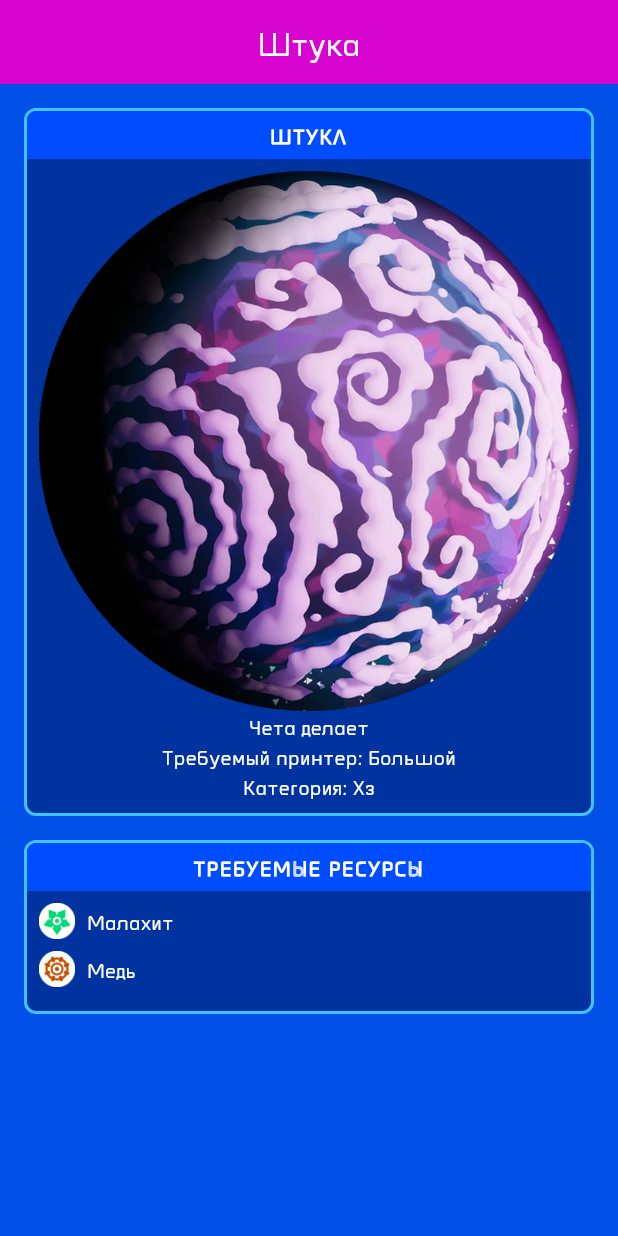
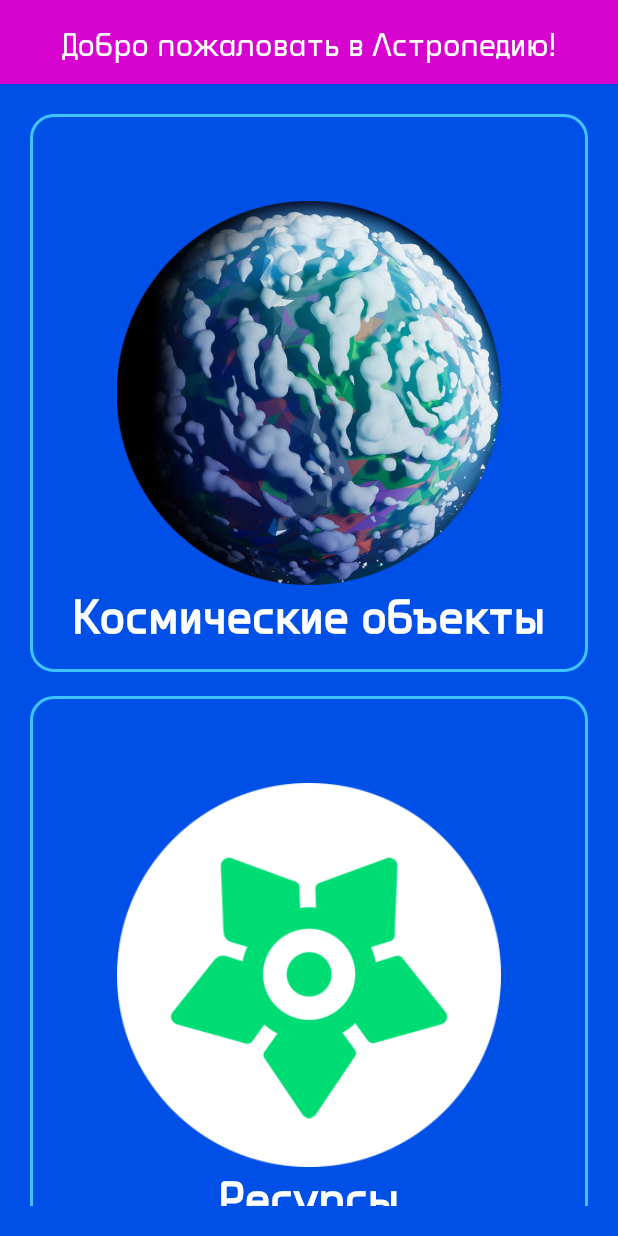
Before and after one commit to CHeruPb/astroneer_wiki, a Flutter app: the screen it shows after launch, on a phone screen of 412 x 824 dp. Run offline on Flutter 3.47's test engine with Material 3 defaults, Android fonts, the phone set to English and light mode, and no system bars.

Commit message:
осталась фигня...

```diff
--- a/lib/main.dart
+++ b/lib/main.dart
@@ -1,5 +1,6 @@
 import 'package:flutter/material.dart';
-import 'package:project/screens/modules_page.dart';
+import 'package:project/screens/main_screen.dart';
+import 'package:project/screens/modules.dart';
 import 'package:project/screens/planets.dart';
 import 'package:project/screens/resources.dart';
 import 'package:project/widgets/models.dart';
@@ -14,9 +15,14 @@ class MyApp extends StatelessWidget {
   @override
   Widget build(BuildContext context) {
     return MaterialApp(
-      home: ModulePage(
-        module: modules[0],
-      ),
+      title: 'Астропедия',
+      initialRoute: '/',
+      routes: {
+        '/': (context) => HomeScreen(),
+        '/planets': (context) => LocationsScreen(planets: planets, specialLocations: specialLocations),
+        '/resources': (context) => ResourcesScreen(resources: exampleResources),
+        '/items': (context) => GameItemsScreen(items: modules),
+      },
       theme: ThemeData(
         fontFamily: 'NDastroneer',
         scaffoldBackgroundColor: Color(0xff0050e7),
--- /dev/null
+++ b/lib/screens/main_screen.dart
@@ -0,0 +1,105 @@
+import 'package:flutter/material.dart';
+
+class HomeScreen extends StatelessWidget {
+  const HomeScreen({super.key});
+
+  @override
+  Widget build(BuildContext context) {
+    final List<_MenuItem> menuItems = [
+      _MenuItem(
+        title: 'Космические объекты',
+        imagePath: 'assets/images/sylva.png',
+        onTap: () => Navigator.pushNamed(context, '/planets'),
+      ),
+      _MenuItem(
+        title: 'Ресурсы',
+        imagePath: 'assets/images/malachite.png',
+        onTap: () => Navigator.pushNamed(context, '/resources'),
+      ),
+      _MenuItem(
+        title: 'Модули и инструменты',
+        imagePath: 'assets/images/vesania.png',
+        onTap: () => Navigator.pushNamed(context, '/items'),
+      ),
+    ];
+
+    return Scaffold(
+      appBar: AppBar(
+        title: const Text(
+          'Добро пожаловать в Астропедию!',
+          style: TextStyle(color: Colors.white),
+        ),
+        backgroundColor: const Color(0xffd703cf),
+        centerTitle: true,
+      ),
+      body: Container(
+        padding: const EdgeInsets.all(20),
+        width: double.infinity,
+
+        child: Column(
+          crossAxisAlignment: CrossAxisAlignment.start,
+          children: [
+            Expanded(
+              child: GridView.count(
+                crossAxisCount: 1,
+                mainAxisSpacing: 16,
+                crossAxisSpacing: 16,
+                children:
+                    menuItems.map((item) => item.toCard(context)).toList(),
+              ),
+            ),
+          ],
+        ),
+      ),
+    );
+  }
+}
+
+class _MenuItem {
+  final String title;
+  final String imagePath;
+  final VoidCallback onTap;
+
+  _MenuItem({
+    required this.title,
+    required this.imagePath,
+    required this.onTap,
+  });
+
+  Widget toCard(BuildContext context) {
+    return GestureDetector(
+      onTap: onTap,
+      child: Stack(
+        children: [
+          ClipRRect(
+            borderRadius: BorderRadius.circular(16),
+            child: Center(
+              child: Image.asset(imagePath, fit: BoxFit.cover, width: 256),
+            ),
+          ),
+          Container(
+            decoration: BoxDecoration(
+              borderRadius: BorderRadius.circular(16),
+              border: Border.all(color: Colors.lightBlueAccent, width: 2),
+            ),
+          ),
+          Align(
+            alignment: Alignment.bottomCenter,
+            child: Padding(
+              padding: const EdgeInsets.only(bottom: 16),
+              child: Text(
+                title,
+                textAlign: TextAlign.center,
+                style: TextStyle(
+                  color: Colors.white,
+                  fontWeight: FontWeight.bold,
+                  fontSize: 32,
+                ),
+              ),
+            ),
+          ),
+        ],
+      ),
+    );
+  }
+}
--- a/lib/screens/planets.dart
+++ b/lib/screens/planets.dart
@@ -17,7 +17,10 @@ class LocationsScreen extends StatelessWidget {
   Widget build(BuildContext context) {
     return Scaffold(
       appBar: AppBar(
-        title: Text('Космические объекты', style: TextStyle(color: Colors.white)),
+        title: Text(
+          'Космические объекты',
+          style: TextStyle(color: Colors.white),
+        ),
         centerTitle: true,
         backgroundColor: Color(0xffd703cf),
         iconTheme: IconThemeData(color: Colors.white),
--- a/lib/widgets/models.dart
+++ b/lib/widgets/models.dart
@@ -1,5 +1,3 @@
-import 'package:flutter/material.dart';
-
 class Planet {
   final String name;
   final String type;
@@ -276,8 +274,8 @@ class CraftableModule {
   final String image;
   final String icon;
   final List<Ingredient> ingredients;
-  final String sortByPrinter;
-  final String sortByCategory;
+  final String printerLevel;
+  final String category;
 
   CraftableModule({
     required this.name,
@@ -285,8 +283,8 @@ class CraftableModule {
     required this.image,
     required this.icon,
     required this.ingredients,
-    required this.sortByPrinter,
-    required this.sortByCategory,
+    required this.printerLevel,
+    required this.category,
   });
 }
 
@@ -300,7 +298,7 @@ final List<CraftableModule> modules = [
     Ingredient(iconPath: "assets/images/malachite.png", name: "Малахит"),
     Ingredient(iconPath: "assets/images/copper.png", name: "Медь"),
   ],
-  sortByPrinter: "Большой",
-  sortByCategory: "Хз",
+  printerLevel: "Большой",
+  category: "Хз",
   ),
 ];
```
Also changed, not shown: lib/screens/modules.dart (added, +197 -0 lines), lib/screens/modules_page.dart (+14 -2 lines).
